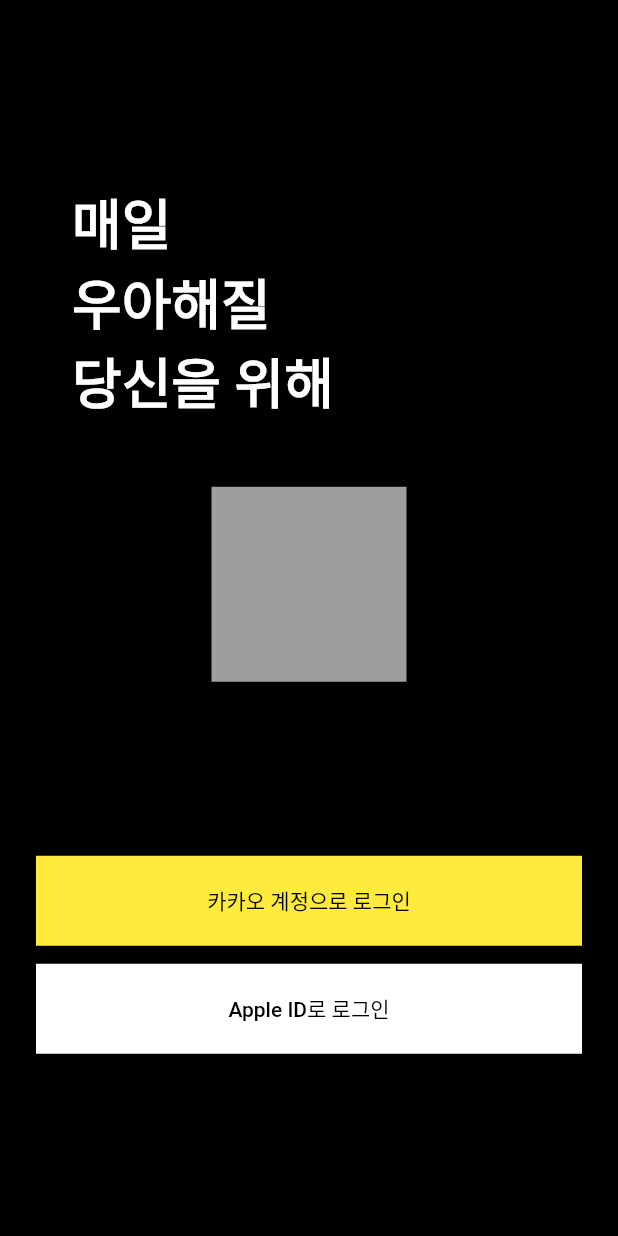
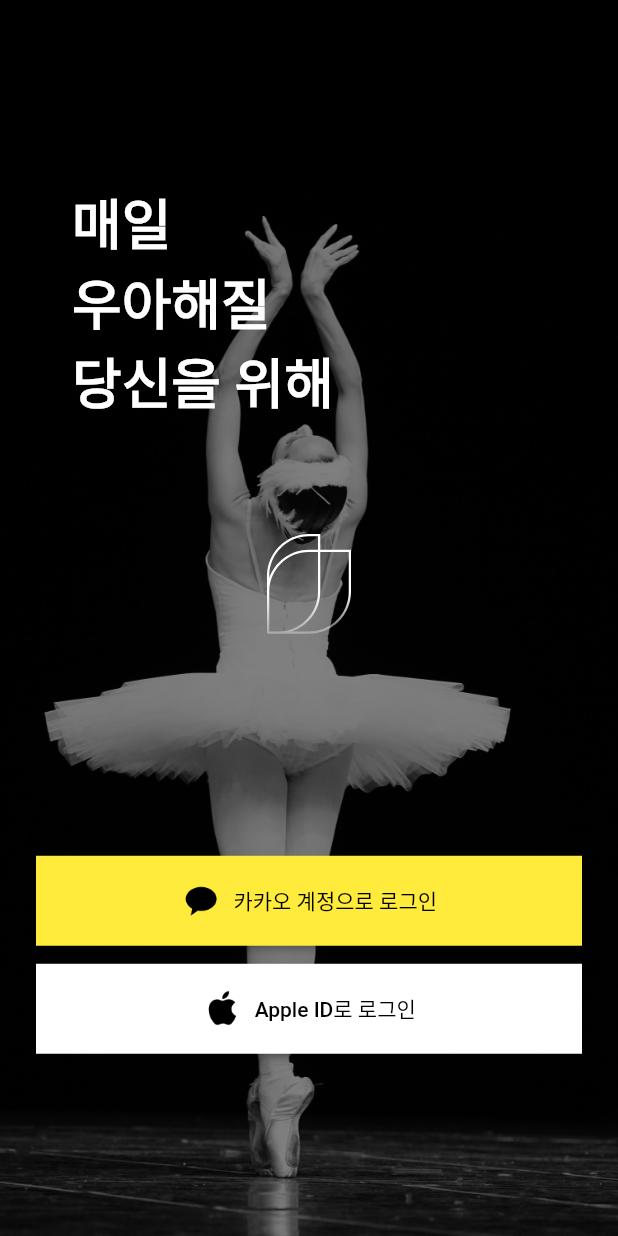
Before and after one commit to ballet-for-all/ballet_for_all_flutter, a Flutter app: the screen it shows after launch, on a phone screen of 412 x 824 dp. Run offline on Flutter 3.47's test engine with Material 2 defaults, Android fonts, the phone set to English and light mode, and no system bars; our stand-ins replace firebase_core, flutter_svg; accounts and stored records are empty; generated files the repository leaves out were written again.

Commit message:
(EDFJ-78) 회원가입 페이지에 이미지 에셋 적용

```diff
--- a/lib/page/sign_up/view/sign_up_view.dart
+++ b/lib/page/sign_up/view/sign_up_view.dart
@@ -1,4 +1,5 @@
 import 'package:flutter/material.dart';
+import 'package:flutter_svg/flutter_svg.dart';
 
 class SignUpView extends StatelessWidget {
   const SignUpView({Key? key}) : super(key: key);
@@ -9,7 +10,16 @@
           child: Container(
             width: double.infinity,
             padding: const EdgeInsets.symmetric(horizontal: 24),
-            color: Colors.black,
+            decoration: BoxDecoration(
+              image: DecorationImage(
+                image: const AssetImage('assets/images/background-image.png'),
+                fit: BoxFit.cover,
+                colorFilter: ColorFilter.mode(
+                  Colors.black.withOpacity(0.5),
+                  BlendMode.srcOver,
+                ),
+              ),
+            ),
             child: Column(
               mainAxisAlignment: MainAxisAlignment.center,
               crossAxisAlignment: CrossAxisAlignment.center,
@@ -27,12 +37,11 @@
                   ),
                 ),
                 const SizedBox(height: 44),
-                Container(
+                SizedBox(
                   width: 130,
                   height: 130,
-                  decoration: const BoxDecoration(
-                    color: Colors.grey,
-                  ),
+                  // TODO(kimhokyung): 이름 텍스트를 포함한 SVG 파일로 변경
+                  child: SvgPicture.asset('assets/images/wings.svg'),
                 ),
                 const SizedBox(height: 116),
                 SizedBox(
@@ -47,7 +56,19 @@
                         borderRadius: BorderRadius.zero,
                       ),
                     ),
-                    child: const Text('카카오 계정으로 로그인'),
+                    child: Row(
+                      mainAxisAlignment: MainAxisAlignment.center,
+                      crossAxisAlignment: CrossAxisAlignment.center,
+                      children: [
+                        Image.asset(
+                          'assets/icons/kakao.png',
+                          width: 27,
+                          height: 27,
+                        ),
+                        const SizedBox(width: 8),
+                        const Text('카카오 계정으로 로그인'),
+                      ],
+                    ),
                   ),
                 ),
                 const SizedBox(height: 12),
@@ -63,7 +84,19 @@
                         borderRadius: BorderRadius.zero,
                       ),
                     ),
-                    child: const Text('Apple ID로 로그인'),
+                    child: Row(
+                      mainAxisAlignment: MainAxisAlignment.center,
+                      crossAxisAlignment: CrossAxisAlignment.center,
+                      children: [
+                        Image.asset(
+                          'assets/icons/apple.png',
+                          width: 27,
+                          height: 27,
+                        ),
+                        const SizedBox(width: 8),
+                        const Text('Apple ID로 로그인'),
+                      ],
+                    ),
                   ),
                 ),
               ],
--- a/pubspec.yaml
+++ b/pubspec.yaml
@@ -13,6 +13,7 @@
   cupertino_icons: ^1.0.2
   firebase_core: ^2.8.0
   firebase_analytics: ^10.1.6
+  flutter_svg: ^2.0.4
 
 dev_dependencies:
   flutter_test:
@@ -21,3 +22,6 @@
 
 flutter:
   uses-material-design: true
+  assets:
+    - assets/icons/
+    - assets/images/
```
Also changed, not shown: assets/icons/apple.png (added), assets/icons/kakao.png (added), assets/images/background-image.png (added), assets/images/wings.svg (added), pubspec.lock.
